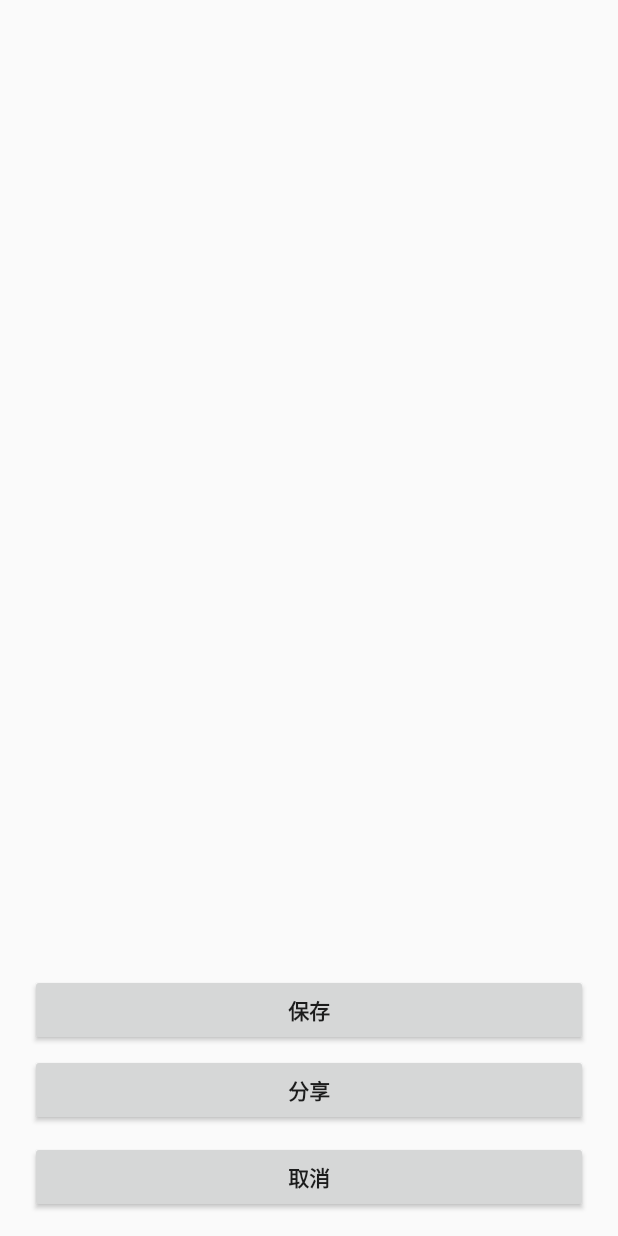
After one commit to kachidoki/Kachidoki-Mredrock-Exam, an Android app: the layout alert_dialog.xml on its own in the app's theme, with its tools: preview values and no code run, on a phone screen of 412 x 824 dp. The commit adds this screen. Run offline under Robolectric (Android 15) with nearby library versions, the phone set to English and light mode, and no system bars.

Commit message:
添加了图片长按点击事件

```diff
--- a/app/src/main/AndroidManifest.xml
+++ b/app/src/main/AndroidManifest.xml
@@ -27,6 +27,11 @@
             android:name=".main.GirlItem_Activity"
             android:label="妹子图">
         </activity>
+        <activity
+            android:name=".main.SelectPicPopupWindow"
+            android:label="菜单"
+            android:theme="@style/MyDialogStyleBottom">
+        </activity>
 
     </application>
 
--- /dev/null
+++ b/app/src/main/res/layout/alert_dialog.xml
@@ -0,0 +1,55 @@
+<?xml version="1.0" encoding="utf-8"?>
+<RelativeLayout
+    xmlns:android="http://schemas.android.com/apk/res/android"
+    android:layout_width="fill_parent"
+    android:layout_height="wrap_content"
+    android:gravity="center_horizontal"
+    android:orientation="vertical"
+    >
+
+    <LinearLayout
+        android:id="@+id/pop_layout"
+        android:layout_width="fill_parent"
+        android:layout_height="wrap_content"
+        android:gravity="center_horizontal"
+        android:orientation="vertical"
+        android:layout_alignParentBottom="true"
+        >
+
+
+        <Button
+            android:id="@+id/btn_take_photo"
+            android:layout_marginLeft="20dip"
+            android:layout_marginRight="20dip"
+            android:layout_marginTop="10dip"
+            android:layout_width="fill_parent"
+            android:layout_height="wrap_content"
+            android:text="保存"
+            android:textStyle="bold"
+            />
+
+        <Button
+            android:id="@+id/btn_pick_photo"
+            android:layout_marginLeft="20dip"
+            android:layout_marginRight="20dip"
+            android:layout_marginTop="5dip"
+            android:layout_width="fill_parent"
+            android:layout_height="wrap_content"
+            android:text="分享"
+            android:textStyle="bold"
+            />
+
+        <Button
+            android:id="@+id/btn_cancel"
+            android:layout_marginLeft="20dip"
+            android:layout_marginRight="20dip"
+            android:layout_marginTop="10dip"
+            android:layout_marginBottom="15dip"
+            android:layout_width="fill_parent"
+            android:layout_height="wrap_content"
+            android:text="取消"
+            android:textStyle="bold"
+
+            />
+    </LinearLayout>
+</RelativeLayout>
--- a/app/src/main/res/values/styles.xml
+++ b/app/src/main/res/values/styles.xml
@@ -5,4 +5,19 @@
         <!-- Customize your theme here. -->
     </style>
 
+    <style name="AnimBottom" parent="@android:style/Animation">
+        <item name="android:windowEnterAnimation">@layout/push_bottom_in</item>
+        <item name="android:windowExitAnimation">@layout/push_buttom_out</item>
+    </style>
+
+    <style name="MyDialogStyleBottom" parent="android:Theme.Dialog">
+        <item name="android:windowAnimationStyle">@style/AnimBottom</item>
+        <item name="android:windowFrame">@null</item>
+        <item name="android:windowIsFloating">true</item>
+        <item name="android:windowIsTranslucent">true</item>
+        <item name="android:windowNoTitle">true</item>
+        <item name="android:windowBackground">@android:color/transparent</item>
+        <item name="android:backgroundDimEnabled">true</item>
+    </style>
+
 </resources>
```
Also changed, not shown: app/src/main/java/com/mayiwei/me/mredrock_exam/main/GirlItem_Activity.java (+52 -45 lines), app/src/main/java/com/mayiwei/me/mredrock_exam/main/SelectPicPopupWindow.java (added, +68 -0 lines), app/src/main/res/layout/push_bottom_in.xml (added, +12 -0 lines), app/src/main/res/layout/push_buttom_out.xml (added, +12 -0 lines).
